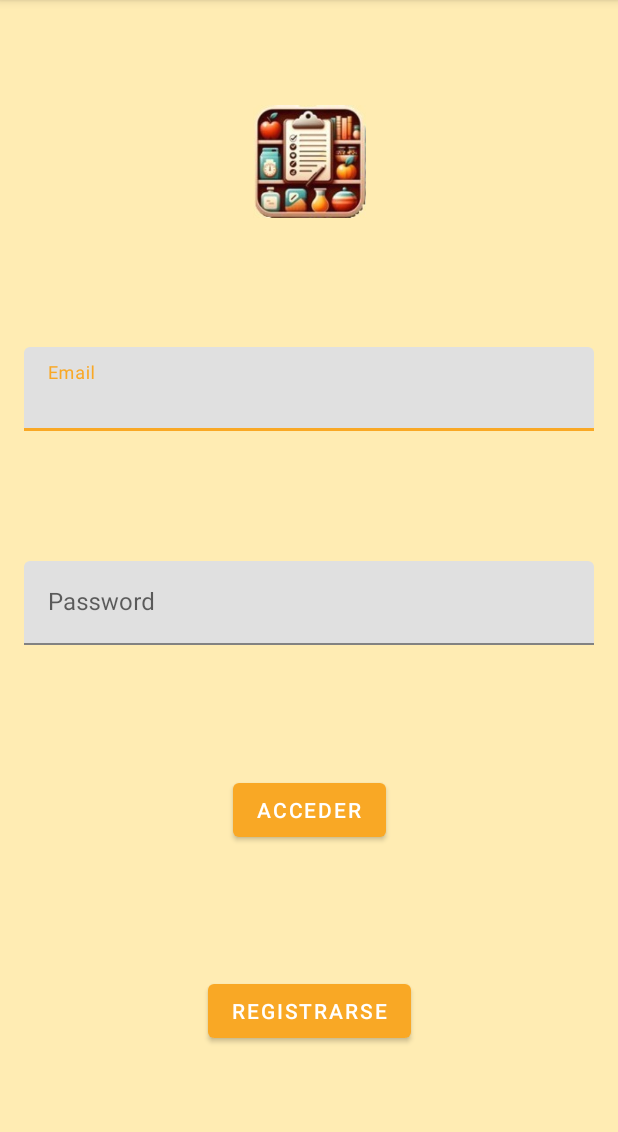
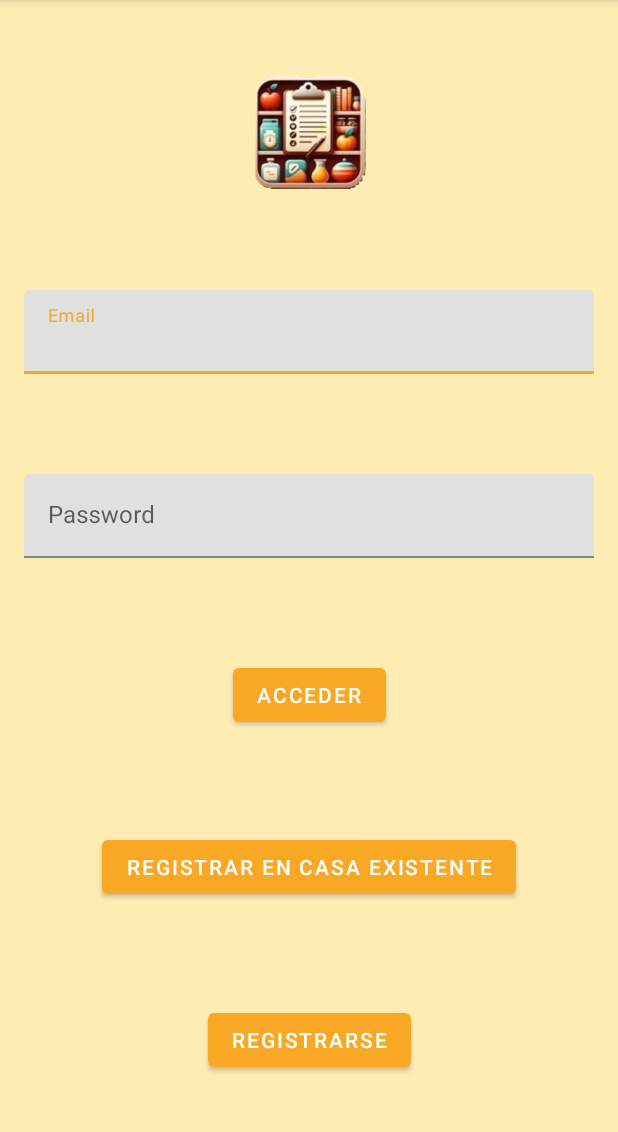
Before and after one commit to ChristianRamVel/MiDespensApp, an Android app: the screen it shows after launch (LoginActivity), on a phone screen of 412 x 824 dp, the part 84-1216 px from its top. Run offline under Robolectric (Android 15) with nearby library versions, the phone set to English and light mode, and no system bars; our stand-ins replace Firebase (no records; nobody signed in at launch, a user with empty details on screens opened directly).

Commit message:
registro y login de usuarios en firebase

```diff
--- a/app/src/main/java/com/example/midespensapp/DB/ObtenerDatosCallBack.kt
+++ b/app/src/main/java/com/example/midespensapp/DB/ObtenerDatosCallBack.kt
@@ -3,6 +3,7 @@ package com.example.midespensapp.DB
 import com.example.midespensapp.clases.Casa
 import com.example.midespensapp.clases.ProductoDespensa
 import com.example.midespensapp.clases.ProductoListaCompra
+import com.example.midespensapp.clases.Usuario
 import com.google.firebase.database.DatabaseError
 
 interface ObtenerDatosCallBack {
@@ -19,3 +20,8 @@ interface ObtenerProductosListaCompraCallBack {
     fun onProductosObtenidos(productos: List<ProductoListaCompra>)
     fun onError(error: DatabaseError)
 }
+
+interface ObtenerCasaPorIdUsuarioCallBack {
+    fun onCasaObtenida(casa: Casa) : Casa
+    fun onError(error: DatabaseError)
+}
--- a/app/src/main/java/com/example/midespensapp/LoginActivity.kt
+++ b/app/src/main/java/com/example/midespensapp/LoginActivity.kt
@@ -7,12 +7,11 @@ import android.util.Log
 import android.widget.Button
 import android.widget.EditText
 import android.widget.Toast
-import androidx.activity.enableEdgeToEdge
+import androidx.appcompat.app.AlertDialog
 import androidx.appcompat.app.AppCompatActivity
-import androidx.core.view.ViewCompat
-import androidx.core.view.WindowInsetsCompat
+import com.example.midespensapp.DB.RealTimeManager
+import com.example.midespensapp.clases.Usuario
 import com.google.android.gms.auth.api.identity.BeginSignInRequest
-import com.google.android.gms.auth.api.signin.GoogleSignIn
 import com.google.android.gms.auth.api.signin.GoogleSignInOptions
 import com.google.firebase.auth.FirebaseAuth
 import com.google.firebase.auth.ktx.auth
@@ -21,16 +20,15 @@ import com.google.firebase.ktx.Firebase
 class LoginActivity : AppCompatActivity() {
 
     private lateinit var auth: FirebaseAuth
-    private lateinit var signInRequest: BeginSignInRequest
-    private val REQ_ONE_TAP = 2  // Can be any integer unique to the Activity
-    private var showOneTapUI = true
+    private var realTimeManager = RealTimeManager()
     override fun onCreate(savedInstanceState: Bundle?) {
         super.onCreate(savedInstanceState)
         setContentView(R.layout.activity_login)
         super.onStart()
         auth = Firebase.auth
 
-        val logout = intent.getBooleanExtra("logout", false) // Verificamos si venimos de cerrar sesión
+        val logout =
+            intent.getBooleanExtra("logout", false) // Verificamos si venimos de cerrar sesión
 
         // Limpiar el historial de actividades
         if (logout) {
@@ -45,11 +43,11 @@ class LoginActivity : AppCompatActivity() {
         }
 
 
-
         val etEmail = findViewById<EditText>(R.id.email_edit_text)
         val etPassword = findViewById<EditText>(R.id.password_edit_text)
         val btnSingIn = findViewById<Button>(R.id.email_sign_in_button)
         val btnCreateAccount = findViewById<Button>(R.id.btnRegistrarse)
+        val btnRegistroEnCasaExistente = findViewById<Button>(R.id.btnRegistrarseEnCasaExistente)
 
         btnSingIn.setOnClickListener {
             if (etEmail.text.isNotEmpty() && etPassword.text.isNotEmpty()) {
@@ -60,9 +58,37 @@ class LoginActivity : AppCompatActivity() {
             }
         }
 
+        btnRegistroEnCasaExistente.setOnClickListener {
+            //mostrar un dialogo para que el usuario introduzca el id de la casa, lo hara manualmente introduciendolo con el teclado
+            createAccount(etEmail.text.toString(), etPassword.text.toString())
+            AlertDialog.Builder(this)
+                .setTitle("Introduce el id de la casa")
+                .setView(R.layout.dialog_insert_casa_id)
+                .setPositiveButton("Aceptar") { dialog, _ ->
+                    val etCasaId = (dialog as AlertDialog).findViewById<EditText>(R.id.etCasaId)
+                    if (etCasaId != null && etCasaId.text.isNotEmpty()) {
+                        // Guardar el id de la casa en la base de datos
+                        val usuario = Usuario(etEmail.text.toString(),etCasaId.text.toString())
+                        // Guardar el usuario en la base de datos
+                         realTimeManager.guardarUsuarioEnCasaExistente(usuario.email!!,usuario.idCasa!!)
+
+                        dialog.dismiss()
+                    } else {
+                        Toast.makeText(this, "Por favor, rellene todos los campos", Toast.LENGTH_SHORT)
+                            .show()
+                    }
+                }
+                .setNegativeButton("Cancelar") { dialog, _ ->
+                    dialog.dismiss()
+                }
+                .show()
+            updateUI(Firebase.auth.currentUser)
+        }
+
         btnCreateAccount.setOnClickListener {
             if (etEmail.text.isNotEmpty() && etPassword.text.isNotEmpty()) {
                 createAccount(etEmail.text.toString(), etPassword.text.toString())
+                updateUI(Firebase.auth.currentUser)
             } else {
                 Toast.makeText(this, "Por favor, rellene todos los campos", Toast.LENGTH_SHORT)
                     .show()
@@ -71,13 +97,17 @@ class LoginActivity : AppCompatActivity() {
     }
 
     fun createAccount(email: String, password: String) {
+
         auth.createUserWithEmailAndPassword(email, password)
             .addOnCompleteListener(this) { task ->
                 if (task.isSuccessful) {
                     // Sign in success, update UI with the signed-in user's information
                     Log.d(TAG, "createUserWithEmail:success")
                     val user = auth.currentUser
-                    updateUI(user)
+                    // Llamar al método para guardar el usuario en la base de datos
+                    var  casaNueva = realTimeManager.crearCasaNueva()
+
+                    realTimeManager.guardarUsuario(email,casaNueva.id!!)
                 } else {
                     // If sign in fails, display a message to the user.
                     Log.w(TAG, "createUserWithEmail:failure", task.exception)
@@ -112,25 +142,8 @@ class LoginActivity : AppCompatActivity() {
                 }
             }
     }
-/*
-    fun obtenerDatosCuenta() {
-        val user = Firebase.auth.currentUser
-        user?.let {
-            // Name, email address, and profile photo Url
-            val name = it.displayName
-            val email = it.email
-            val photoUrl = it.photoUrl
 
-            // Check if user's email is verified
-            val emailVerified = it.isEmailVerified
 
-            // The user's ID, unique to the Firebase project. Do NOT use this value to
-            // authenticate with your backend server, if you have one. Use
-            // FirebaseUser.getIdToken() instead.
-            val uid = it.uid
-        }
-    }
-*/
     fun updateUI(user: Any?) {
         if (user != null) {
             val intent = Intent(this, MainActivity::class.java)
--- a/app/src/main/java/com/example/midespensapp/clases/Casa.kt
+++ b/app/src/main/java/com/example/midespensapp/clases/Casa.kt
@@ -1,7 +1,7 @@
 package com.example.midespensapp.clases
 
 data class Casa(
-    val id: String? = null, // Cambiado de "key" a "id" para que coincida con el campo en tu base de datos
+    var id: String? = null, // Cambiado de "key" a "id" para que coincida con el campo en tu base de datos
     val productosDespensa: MutableList<ProductoDespensa> = mutableListOf(),
     val productosListaCompra: MutableList<ProductoListaCompra> = mutableListOf()
 ) {
--- a/app/src/main/res/layout/activity_login.xml
+++ b/app/src/main/res/layout/activity_login.xml
@@ -40,6 +40,18 @@
             android:inputType="textEmailAddress" />
     </com.google.android.material.textfield.TextInputLayout>
 
+    <ProgressBar
+        android:id="@+id/loading"
+        android:layout_width="wrap_content"
+        android:layout_height="wrap_content"
+        android:visibility="invisible"
+        app:layout_constraintEnd_toEndOf="parent"
+        app:layout_constraintStart_toStartOf="parent"
+        app:layout_constraintTop_toBottomOf="@+id/email"
+        app:layout_constraintBottom_toTopOf="@+id/password"
+        />
+
+
     <com.google.android.material.textfield.TextInputLayout
         android:id="@+id/password"
         android:layout_width="0dp"
@@ -67,10 +79,22 @@
         android:layout_height="wrap_content"
         android:layout_marginTop="16dp"
         android:text="@string/action_sign_in"
+        app:layout_constraintBottom_toTopOf="@id/btnRegistrarseEnCasaExistente"
+        app:layout_constraintEnd_toEndOf="parent"
+        app:layout_constraintStart_toStartOf="parent"
+        app:layout_constraintTop_toBottomOf="@+id/password" />
+
+    <Button
+        android:id="@+id/btnRegistrarseEnCasaExistente"
+        android:layout_width="wrap_content"
+        android:layout_height="wrap_content"
+        android:layout_marginTop="16dp"
+        android:text="@string/registrarseEnCasaExistente"
         app:layout_constraintBottom_toTopOf="@id/btnRegistrarse"
         app:layout_constraintEnd_toEndOf="parent"
         app:layout_constraintStart_toStartOf="parent"
-        app:layout_constraintTop_toBottomOf="@+id/password" />
+        app:layout_constraintTop_toBottomOf="@+id/email_sign_in_button" />
+
 
     <Button
         android:id="@+id/btnRegistrarse"
@@ -78,22 +102,11 @@
         android:layout_height="wrap_content"
         android:layout_marginTop="16dp"
         android:text="@string/registrarse"
-        app:layout_constraintBottom_toTopOf="@id/loading"
+        app:layout_constraintBottom_toBottomOf="parent"
         app:layout_constraintEnd_toEndOf="parent"
         app:layout_constraintStart_toStartOf="parent"
-        app:layout_constraintTop_toBottomOf="@+id/email_sign_in_button" />
+        app:layout_constraintTop_toBottomOf="@+id/btnRegistrarseEnCasaExistente" />
 
-    <ProgressBar
-        android:id="@+id/loading"
-        android:layout_width="wrap_content"
-        android:layout_height="wrap_content"
-        android:layout_marginTop="16dp"
-        android:visibility="gone"
-        app:layout_constraintEnd_toEndOf="parent"
-        app:layout_constraintStart_toStartOf="parent"
-        app:layout_constraintTop_toBottomOf="@+id/btnRegistrarse"
-        app:layout_constraintBottom_toBottomOf="parent"
-        />
 
 
 </androidx.constraintlayout.widget.ConstraintLayout>
--- a/app/src/main/res/values/strings.xml
+++ b/app/src/main/res/values/strings.xml
@@ -26,4 +26,7 @@
     <string name="registrarse">registrarse</string>
     <string name="web_client_id">949735088213-hcjd0iu9e9nkdv3p73gvg2f4s3knf93b.apps.googleusercontent.com</string>
     <string name="cerrar_sesion">Cerrar Sesion</string>
+    <string name="registrarseEnCasaExistente">registrar en casa existente</string>
+    <string name="inserta_casa_id">Inserta el id de la casa</string>
+    <string name="casa_id">id de la casa</string>
 </resources>
```
Also changed, not shown: app/src/main/java/com/example/midespensapp/DB/RealTimeManager.kt (+175 -20 lines), app/src/main/java/com/example/midespensapp/ui/lista/ListaFragment.kt (+25 -3 lines), app/src/main/res/layout/dialog_insert_casa_id.xml (added, +36 -0 lines).
